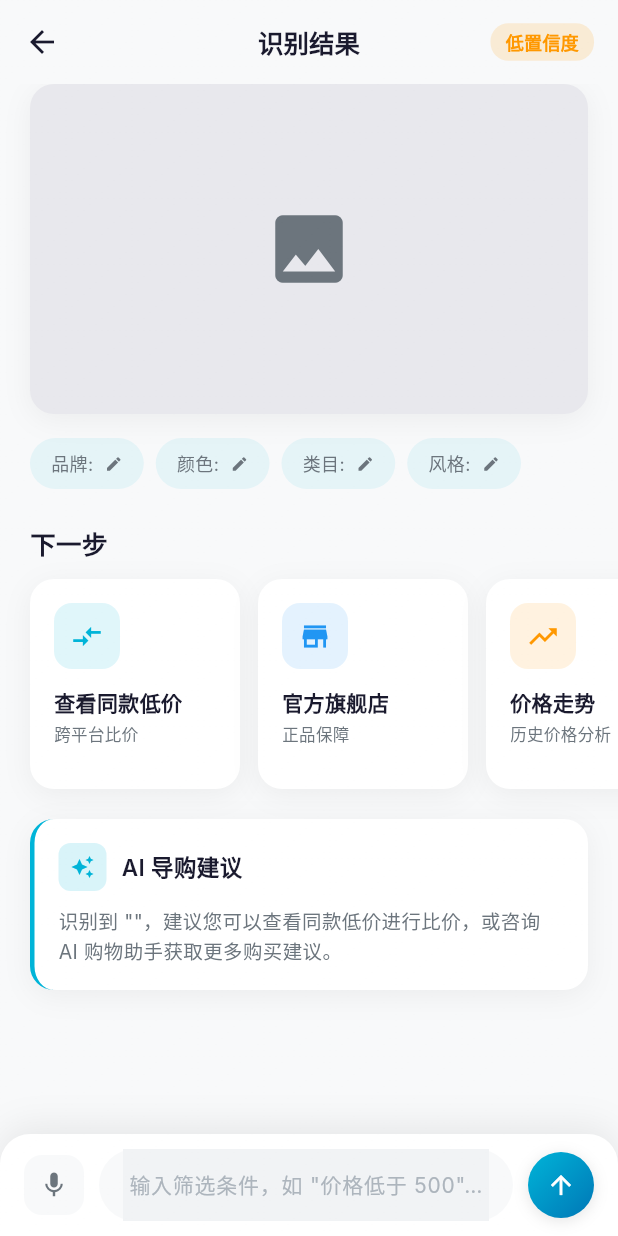
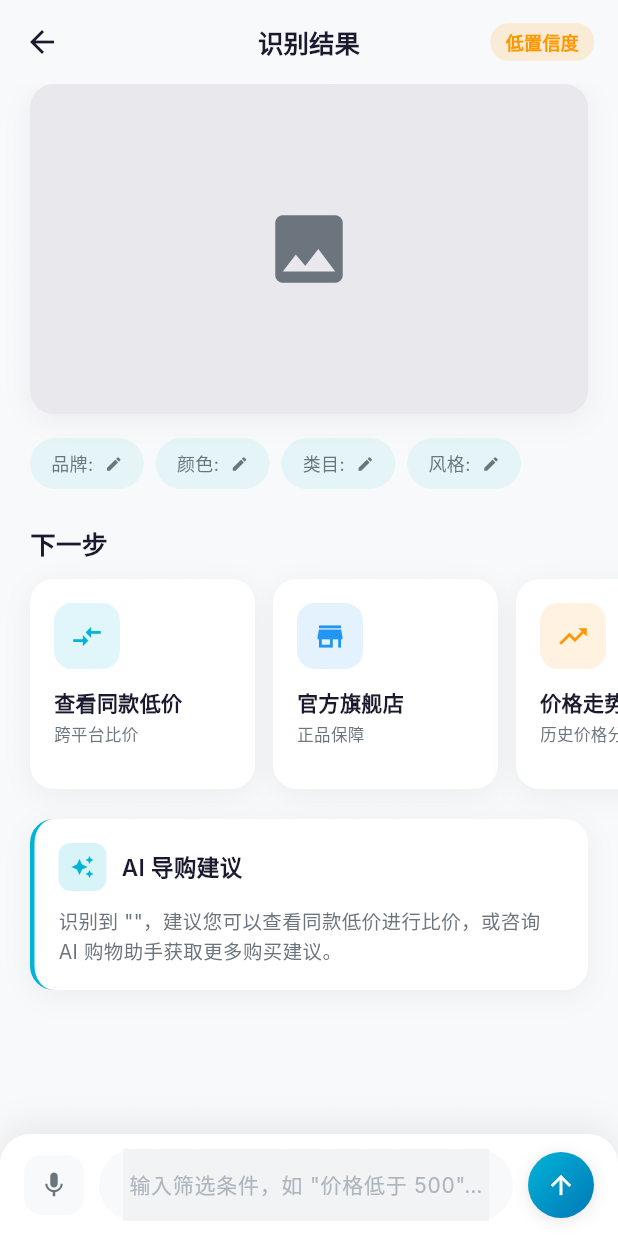
Before and after one commit to Ryan-wu-web/smart_price_ai, a Flutter app: the ResultScreen screen opened directly with empty values, on a phone screen of 412 x 824 dp. Run offline on Flutter 3.47's test engine with Material 3 defaults, Android fonts, the phone set to English and light mode, and no system bars; our stand-ins replace connectivity_plus, image_picker, shared_preferences; accounts and stored records are empty; Roboto replaces fonts that are missing (Inter).

Commit message:
feat(day6-responsive): SuggestionCard adaptive width via ResponsiveLayout

```diff
--- a/android-app/lib/widgets/suggestion_card.dart
+++ b/android-app/lib/widgets/suggestion_card.dart
@@ -1,5 +1,6 @@
 import 'package:flutter/material.dart';
 import '../utils/constants.dart';
+import 'responsive_layout.dart';
 
 class SuggestionCard extends StatelessWidget {
   final IconData icon;
@@ -19,10 +20,15 @@ class SuggestionCard extends StatelessWidget {
 
   @override
   Widget build(BuildContext context) {
+    final cardWidth = ResponsiveLayout.value(context,
+      small: 130.0,
+      medium: 150.0,
+      large: 170.0,
+    );
     return GestureDetector(
       onTap: onTap,
       child: Container(
-        width: 140,
+        width: cardWidth,
         margin: const EdgeInsets.only(right: 12),
         padding: const EdgeInsets.all(16),
         decoration: BoxDecoration(
```
